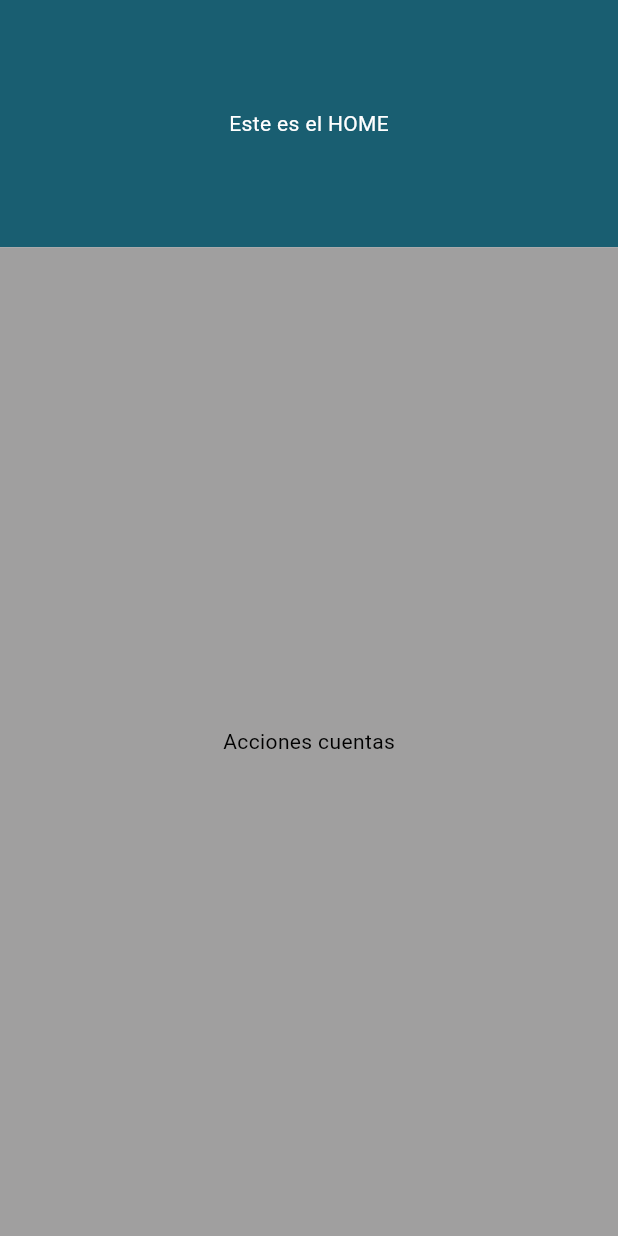
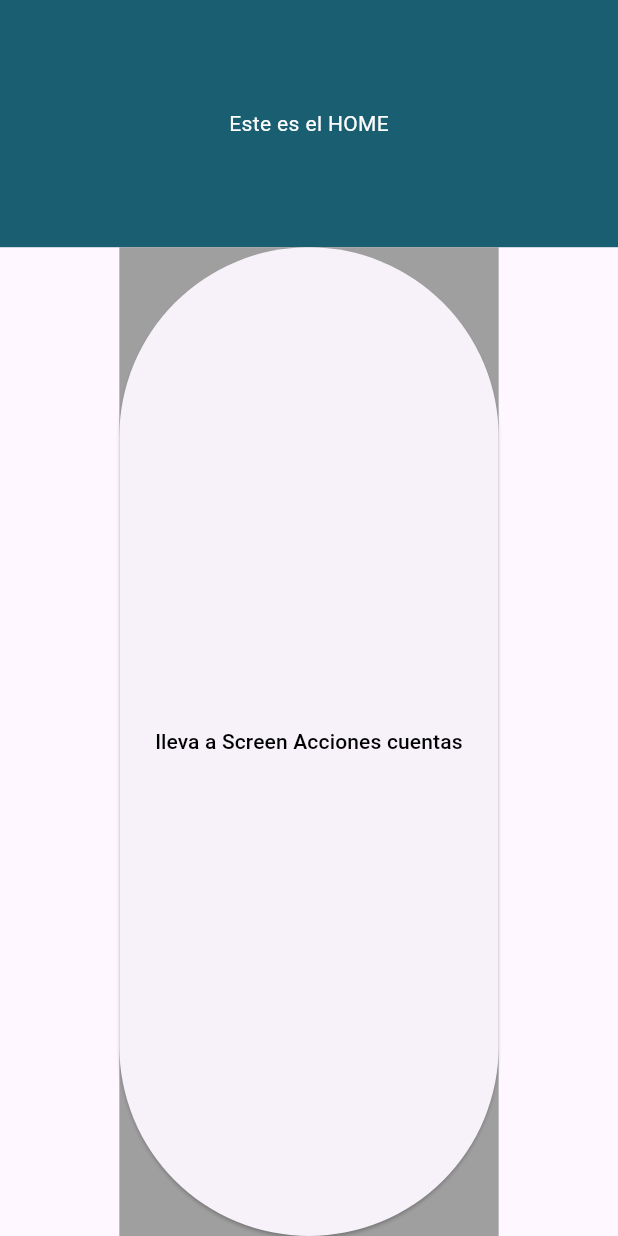
Before and after one commit to softdimo/wapig, a Flutter app: the HomeScreen screen opened directly, on a phone screen of 412 x 824 dp. Run offline on Flutter 3.47's test engine with Material 3 defaults, Android fonts, the phone set to English and light mode, and no system bars.

Commit message:
activacion de texto que lleva a la pantalla de las acciones de las cuentas

```diff
--- a/lib/presentation/screens/accion_cuenta_screen.dart
+++ b/lib/presentation/screens/accion_cuenta_screen.dart
@@ -24,7 +24,7 @@ class _AccionCuentaScreenState extends State<AccionCuentaScreen> {
             height: size.height * 0.8, // El 50% inferior
             child: Center(
               child: Text(
-                'Contenido de la pantalla',
+                'Screen pantalla de acciones de cada cuenta',
                 style: TextStyle(color: Colors.black),
               ),
             ),
--- a/lib/presentation/screens/home_screen.dart
+++ b/lib/presentation/screens/home_screen.dart
@@ -20,9 +20,9 @@ class _HomeScreenState extends State<HomeScreen> {
       body: Column(
         children: [
           Container(
-            height: size.height * 0.2, // El 50% superior
+            height: size.height * 0.2, // El 20% superior
             color: const Color.fromRGBO(25, 94, 113, 1.0), // Color superior
-            child: Center(
+            child: const Center(
               child: Text(
                 'Este es el HOME',
                 style: TextStyle(color: Colors.white),
@@ -30,11 +30,18 @@ class _HomeScreenState extends State<HomeScreen> {
             ),
           ),
           Container(
-            height: size.height * 0.8, // El 50% inferior
+            height: size.height * 0.8, // El 80% inferior
             color: const Color.fromRGBO(160, 159, 159, 1.0), // Color inferior
-            child: Center(
-              child: Text(
-                'Acciones cuentas',
+            child: ElevatedButton(
+              onPressed: () {
+                // Navegar a la pantalla AccionCuentaScreen
+                Navigator.push(
+                  context,
+                  MaterialPageRoute(builder: (context) => const AccionCuentaScreen()),
+                );
+              },
+              child: const Text(
+                'lleva a Screen Acciones cuentas',
                 style: TextStyle(color: Colors.black),
               ),
             ),
@@ -44,5 +51,3 @@ class _HomeScreenState extends State<HomeScreen> {
     );
   }
 }
-
-// AccionCuentaScreen
```
